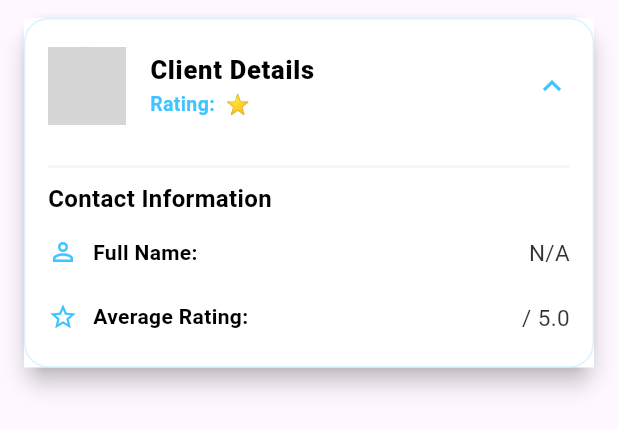
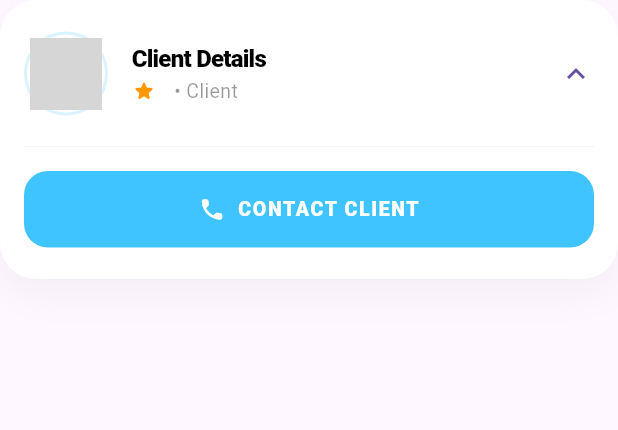
Before and after one commit to ThandoPrince/provider_plug, a Flutter app: the ClientInfoTile widget shown alone on an empty page, opened directly with empty values, after a tap on "Client Details", on a phone screen of 412 x 824 dp. Shown: the top 430 px of the screen. Run offline on Flutter 3.47's test engine with Material 3 defaults, Android fonts, the phone set to English and light mode, and no system bars; our stand-ins replace another_flushbar, dio, flutter_dotenv, flutter_image_slideshow, flutter_screenutil, flutter_vector_icons and 9 more; missing offline and left inert: cross_connectivity, here_sdk, huawei_hmsavailability, mobile_scanner; accounts and stored records are empty; network calls fail; grey boxes are pictures that could not be loaded.

Commit message:
Small changes to improve UI consistency and aesthetics in scheduled services details widgets

```diff
--- a/lib/common/widgets/show_top_notification.dart
+++ b/lib/common/widgets/show_top_notification.dart
@@ -10,7 +10,5 @@ Flushbar(
   backgroundColor: Colors.green,
   flushbarPosition: FlushbarPosition.TOP,
   animationDuration: const Duration(milliseconds: 300),
-).show(context).then((_) {
-  if (context.mounted) Navigator.pop(context);
-});
+).show(context);
 }
--- a/lib/screens/scheduled_services/views/scheduled_services_screen.dart
+++ b/lib/screens/scheduled_services/views/scheduled_services_screen.dart
@@ -254,7 +254,7 @@ SafeArea(
                                               child: Text(
                                                 "Price: R${order?.order?.proposalPrice?.toStringAsFixed(2) ?? '0.00'}",
                                                 style: const TextStyle(
-                                                  color: Kolors.kPrimary,
+                                                  color: Kolors.kDark,
                                                   fontWeight: FontWeight.bold,
                                                   fontSize: 16,
                                                 ),
--- a/lib/screens/scheduled_services_details/widgets/client_info_tile.dart
+++ b/lib/screens/scheduled_services_details/widgets/client_info_tile.dart
@@ -1,157 +1,125 @@
 import 'package:flutter/material.dart';
 import 'package:flutter_application_2/common/models/models/client_models/clients_details.dart';
 import 'package:flutter_application_2/common/utils/kcolors.dart';
+
 
 class ClientInfoTile extends StatelessWidget {
   final ClientModel? client;
 
   const ClientInfoTile({super.key, required this.client});
 
-  /// Helper to build labeled detail rows with icons
-  Widget _buildDetailRow(String label, String value, IconData icon) {
-    return Padding(
-      padding: const EdgeInsets.symmetric(vertical: 6),
-      child: Row(
-        crossAxisAlignment: CrossAxisAlignment.start,
-        children: [
-          Icon(icon, size: 20, color: Kolors.kPrimary),
-          const SizedBox(width: 10),
-          Expanded(
-            flex: 2,
-            child: Text(
-              "$label:",
-              style: const TextStyle(
-                fontWeight: FontWeight.w600,
-                color: Kolors.kDark,
+
+
+  @override
+  Widget build(BuildContext context) {
+    final clientData = client;
+
+    if (clientData == null) {
+      return const SizedBox.shrink();
+    }
+
+
+
+    return Container(
+      margin: const EdgeInsets.only(bottom: 16),
+      decoration: BoxDecoration(
+        color: Colors.white,
+        borderRadius: BorderRadius.circular(24),
+        boxShadow: [
+          BoxShadow(
+            color: Colors.black.withOpacity(0.04),
+            blurRadius: 20,
+            offset: const Offset(0, 10),
+          ),
+        ],
+      ),
+      child: Theme(
+        // This removes the default lines from ExpansionTile
+        data: Theme.of(context).copyWith(dividerColor: Colors.transparent),
+        child: ExpansionTile(
+          tilePadding: const EdgeInsets.symmetric(horizontal: 16, vertical: 12),
+          leading: Hero(
+            tag: 'client_avatar_${clientData.fullName}',
+            child: Container(
+              padding: const EdgeInsets.all(2),
+              decoration: BoxDecoration(
+                shape: BoxShape.circle,
+                border: Border.all(color: Kolors.kPrimary.withOpacity(0.2), width: 2),
+              ),
+              child: CircleAvatar(
+                radius: 24,
+                backgroundColor: Kolors.kOffWhite,
+                backgroundImage: clientData.profileImageUrl != null
+                    ? NetworkImage(clientData.profileImageUrl!)
+                    : null,
+                child: clientData.profileImageUrl == null
+                    ? const Icon(Icons.person, color: Kolors.kPrimary)
+                    : null,
               ),
             ),
           ),
-          Expanded(
-            flex: 3,
-            child: Text(
-              value,
-              textAlign: TextAlign.right,
-              style: TextStyle(
-                color: Kolors.kDark.withOpacity(0.8),
-                fontSize: 15,
+          title: Text(
+            clientData.fullName.isNotEmpty ? clientData.fullName : "Client Details",
+            style: const TextStyle(
+              fontWeight: FontWeight.w800,
+              fontSize: 16,
+              color: Kolors.kDark,
+              letterSpacing: -0.5,
+            ),
+          ),
+          subtitle: Row(
+            children: [
+              const Icon(Icons.star_rounded, color: Colors.orange, size: 16),
+              const SizedBox(width: 4),
+              Text(
+                clientData.rating ?? '0.0',
+                style: const TextStyle(
+                  color: Colors.orange,
+                  fontWeight: FontWeight.bold,
+                  fontSize: 13,
+                ),
+              ),
+              const SizedBox(width: 8),
+              Text(
+                "• Client",
+                style: TextStyle(color: Kolors.kDark.withOpacity(0.4), fontSize: 13),
+              ),
+            ],
+          ),
+          childrenPadding: const EdgeInsets.fromLTRB(16, 0, 16, 20),
+          children: [
+            const Divider(height: 1, thickness: 1, color: Kolors.kOffWhite),
+            const SizedBox(height: 16),
+
+
+            // Modern "Call Client" Button
+            SizedBox(
+              width: double.infinity,
+              child: ElevatedButton.icon(
+                onPressed: () {
+                  // logic for: launchUrlString("tel:$clientPhone");
+                },
+                icon: const Icon(Icons.call_rounded, size: 18, color: Colors.white),
+                label: const Text(
+                  "CONTACT CLIENT",
+                  style: TextStyle(
+                    fontWeight: FontWeight.w800,
+                    letterSpacing: 1.1,
+                    fontSize: 13,
+                  ),
+                ),
+                style: ElevatedButton.styleFrom(
+                  backgroundColor: Kolors.kPrimary,
+                  foregroundColor: Colors.white,
+                  elevation: 0,
+                  padding: const EdgeInsets.symmetric(vertical: 16),
+                  shape: RoundedRectangleBorder(
+                    borderRadius: BorderRadius.circular(16),
+                  ),
+                ),
               ),
             ),
-          ),
-        ],
-      ),
-    );
-  }
-
-  @override
-  Widget build(BuildContext context) {
-    // Safe null handling
-    final clientData = client;
-
-    if (clientData == null) {
-      return const Padding(
-        padding: EdgeInsets.all(16),
-        child: Text("Client information not available"),
-      );
-    }
-
-    final clientEmail = clientData.clientProfile?.emailAddress ?? "Not provided";
-    final clientPhone = clientData.clientProfile?.mobileNumber ?? "Not provided";
-
-    return Padding(
-      padding: const EdgeInsets.symmetric(vertical: 8, horizontal: 12),
-      child: Card(
-        elevation: 6,
-        shape: RoundedRectangleBorder(
-          borderRadius: BorderRadius.circular(16),
-          side: BorderSide(color: Kolors.kPrimary.withOpacity(0.2), width: 1),
-        ),
-        child: Theme(
-          data: Theme.of(context).copyWith(dividerColor: Colors.transparent),
-          child: ExpansionTile(
-            iconColor: Kolors.kPrimary,
-            collapsedIconColor: Kolors.kPrimary,
-            tilePadding: const EdgeInsets.symmetric(horizontal: 16, vertical: 8),
-            backgroundColor: Colors.white,
-            collapsedBackgroundColor: Colors.white,
-
-            // Avatar
-            leading: CircleAvatar(
-              radius: 26,
-              backgroundColor: Kolors.kPrimary.withOpacity(0.15),
-              backgroundImage: clientData.profileImageUrl != null
-                  ? NetworkImage(clientData.profileImageUrl!)
-                  : null,
-              child: clientData.profileImageUrl == null
-                  ? const Icon(Icons.person, color: Kolors.kPrimary, size: 28)
-                  : null,
-            ),
-
-            // Title
-            title: Text(
-              clientData.fullName.isNotEmpty ? clientData.fullName : "Client Details",
-              style: const TextStyle(
-                fontWeight: FontWeight.w800,
-                fontSize: 17,
-                color: Kolors.kDark,
-              ),
-            ),
-
-            // Subtitle
-            subtitle: Text(
-              "Rating: ${clientData.rating ?? '0.0'} ⭐",
-              style: TextStyle(
-                color: Kolors.kPrimary,
-                fontWeight: FontWeight.w600,
-                fontSize: 13,
-              ),
-            ),
-
-            childrenPadding: const EdgeInsets.fromLTRB(16, 0, 16, 16),
-            expandedCrossAxisAlignment: CrossAxisAlignment.start,
-
-     children: [
-  ConstrainedBox(
-    constraints: const BoxConstraints(
-      maxHeight: 260, // ✅ adjust if needed
-    ),
-    child: SingleChildScrollView(
-      physics: const BouncingScrollPhysics(),
-      child: Column(
-        crossAxisAlignment: CrossAxisAlignment.start,
-        children: [
-          const Divider(height: 20, color: Kolors.kOffWhite, thickness: 1.5),
-
-          const Text(
-            "Contact Information",
-            style: TextStyle(
-              fontWeight: FontWeight.bold,
-              fontSize: 16,
-              color: Kolors.kDark,
-            ),
-          ),
-          const SizedBox(height: 8),
-
-          _buildDetailRow(
-            "Full Name",
-            clientData.fullName.isNotEmpty ? clientData.fullName : "N/A",
-            Icons.person_outline,
-          ),
-
-
-          const SizedBox(height: 10),
-
-          _buildDetailRow(
-            "Average Rating",
-            "${clientData.rating ?? '0.00'} / 5.0",
-            Icons.star_border,
-          ),
-        ],
-      ),
-    ),
-  ),
-],
-
-          ),
+          ],
         ),
       ),
     );
--- a/lib/screens/scheduled_services_details/widgets/schedule_action_buttons.dart
+++ b/lib/screens/scheduled_services_details/widgets/schedule_action_buttons.dart
@@ -23,7 +23,7 @@ class ScheduleActionButtons extends StatelessWidget {
           child: ElevatedButton.icon(
             style: ElevatedButton.styleFrom(
               backgroundColor: Colors.white,
-              foregroundColor: Kolors.kPrimary,
+              foregroundColor: Kolors.kDark,
               shape: RoundedRectangleBorder(
                 borderRadius: BorderRadius.circular(12),
               ),
@@ -36,9 +36,9 @@ class ScheduleActionButtons extends StatelessWidget {
                 backgroundColor: Colors.transparent,
                 builder: (_) {
                   return DraggableScrollableSheet(
-                    initialChildSize: 0.4,
+                    initialChildSize: 0.262,
                     minChildSize: 0.2,
-                    maxChildSize: 0.5,
+                    maxChildSize: 0.27,
                     builder: (_, controller) {
                       return Container(
                         decoration: const BoxDecoration(
--- a/lib/screens/scheduled_services_details/widgets/scheduled_address_tile.dart
+++ b/lib/screens/scheduled_services_details/widgets/scheduled_address_tile.dart
@@ -38,7 +38,7 @@ class ScheduledAddressTile extends StatelessWidget {
           child: Row(
             crossAxisAlignment: CrossAxisAlignment.start,
             children: [
-              const Icon(Icons.pin_drop, color: Kolors.kPrimary, size: 28),
+              const Icon(Icons.pin_drop, color: Kolors.kDark, size: 28),
               const SizedBox(width: 12),
               Expanded(
                 child: Column(
--- a/lib/screens/scheduled_services_details/widgets/scheduled_notes_section.dart
+++ b/lib/screens/scheduled_services_details/widgets/scheduled_notes_section.dart
@@ -24,7 +24,7 @@ class _ScheduledNotesSectionState extends State<ScheduledNotesSection> {
           onTap: hasNotes ? () => setState(() => showNotes = !showNotes) : null,
           child: Row(
             children: [
-              const Icon(Icons.notes, color: Kolors.kPrimary),
+              const Icon(Icons.notes, color: Kolors.kDark),
               const SizedBox(width: 8),
               const Text(
                 "Client Notes",
--- a/lib/screens/scheduled_services_details/widgets/scheduled_order_details_helpers.dart
+++ b/lib/screens/scheduled_services_details/widgets/scheduled_order_details_helpers.dart
@@ -46,7 +46,7 @@ class ScheduledOrderDetailsHelpers {
               style: TextStyle(
                 fontWeight: FontWeight.w500,
                 fontSize: 14,
-                color: Kolors.kDark.withOpacity(0.55), // Subtle labels
+                color: Kolors.kDark.withOpacity(0.7), // Subtle labels
               ),
             ),
           ),
--- a/lib/screens/view_requested_service_info/widgets/booking_detail_content.dart
+++ b/lib/screens/view_requested_service_info/widgets/booking_detail_content.dart
@@ -197,9 +197,9 @@ class BookingDetailContent extends StatelessWidget {
                     title: Text(
                       "Client Notes",
                       style: TextStyle(
-                        fontSize: 18,
+                        fontSize: 15,
                         fontWeight: FontWeight.w800,
-                        color: Colors.blueAccent,
+                        color: Kolors.kDark,
                       ),
                     ),
                     children: [
--- a/lib/screens/view_requested_service_info/widgets/detail_widgets.dart
+++ b/lib/screens/view_requested_service_info/widgets/detail_widgets.dart
@@ -1,5 +1,6 @@
 import 'package:flutter/material.dart';
 import 'package:flutter_application_2/common/models/models/order_service_models/order_pictures_model.dart';
+import 'package:flutter_application_2/common/utils/kcolors.dart';
 import 'package:flutter_application_2/screens/view_requested_service_info/widgets/full_screen_gallery.dart';
 
 class DetailCard extends StatelessWidget {
@@ -56,7 +57,7 @@ class DetailCard extends StatelessWidget {
                     fontSize: 11,
                     fontWeight: FontWeight.w800,
                     letterSpacing: 1.5,
-                    color: Colors.blueAccent.shade700,
+                    color: Kolors.kDark,
                   ),
                 ),
               ],
```
Also changed, not shown: lib/common/controller/bookings/sp_negotiations_by_id_email_ctrl.dart (+82 -23 lines), lib/common/widgets/negotiation_bottom_sheet.dart (+164 -73 lines), lib/screens/scheduled_services_details/widgets/scheduled_service_images.dart (+117 -7 lines).
